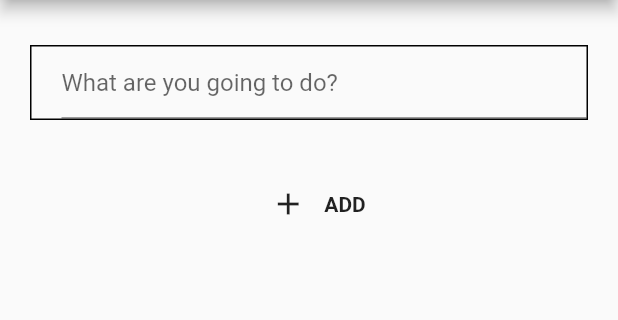
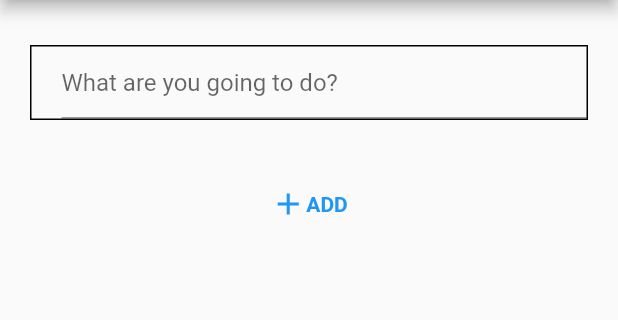
Before and after one commit to gu-tig169-ht21/gusskinsa, a Flutter app: the SecondView screen opened directly, on a phone screen of 412 x 824 dp, the part 84-404 px from its top. Run offline on Flutter 3.47's test engine with Material 2 defaults, Android fonts, the phone set to English and light mode, and no system bars.

Commit message:
made icon+"ADD"text clickable

```diff
--- a/lib/SecondView.dart
+++ b/lib/SecondView.dart
@@ -3,7 +3,7 @@
 import 'package:flutter/material.dart';
 
 class SecondView extends StatelessWidget {
-  Widget build(BuildContext) {
+  Widget build(BuildContext context) {
     return Scaffold(
       appBar: AppBar(
         centerTitle: true,
@@ -42,16 +42,18 @@ class SecondView extends StatelessWidget {
     return Row(
       mainAxisAlignment: MainAxisAlignment.center,
       children: [
-        Container(
-          child: IconButton(
-            icon: Icon(Icons.add),
-            onPressed: () {},
+        TextButton(
+          onPressed: () {},
+          child: Row(
+            children: [
+              Icon(Icons.add),
+              Text(
+                'ADD',
+                style: TextStyle(fontWeight: FontWeight.bold),
+              ),
+            ],
           ),
-        ),
-        const Text(
-          'ADD',
-          style: TextStyle(fontWeight: FontWeight.bold),
-        ),
+        )
       ],
     );
   }
```
